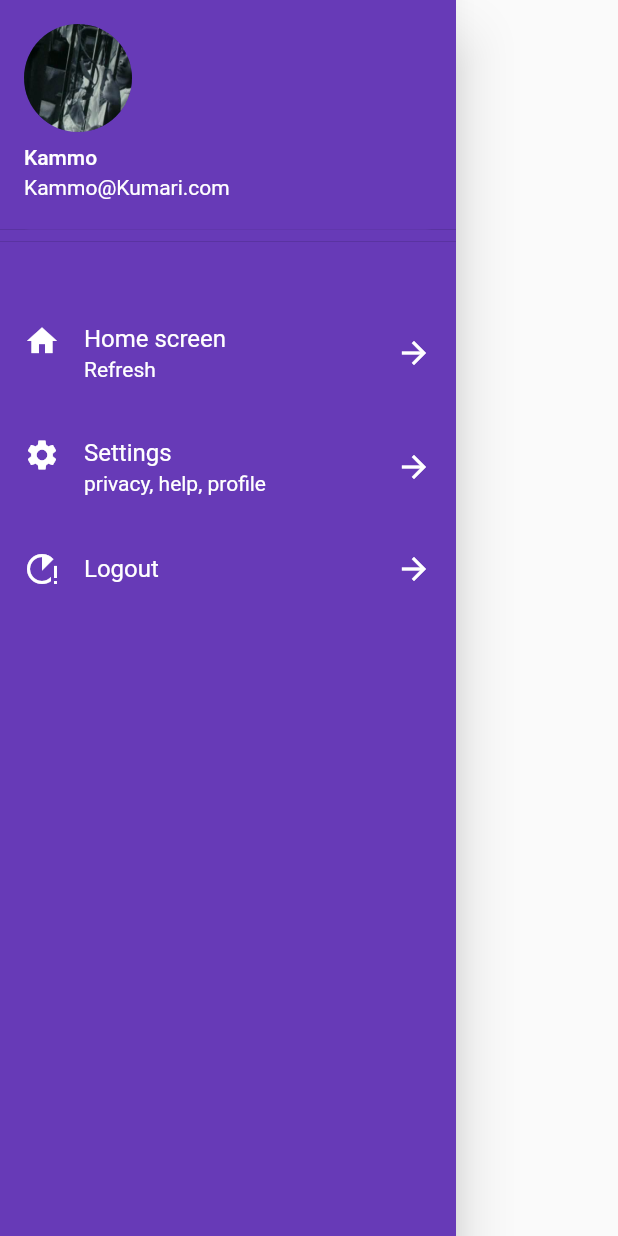
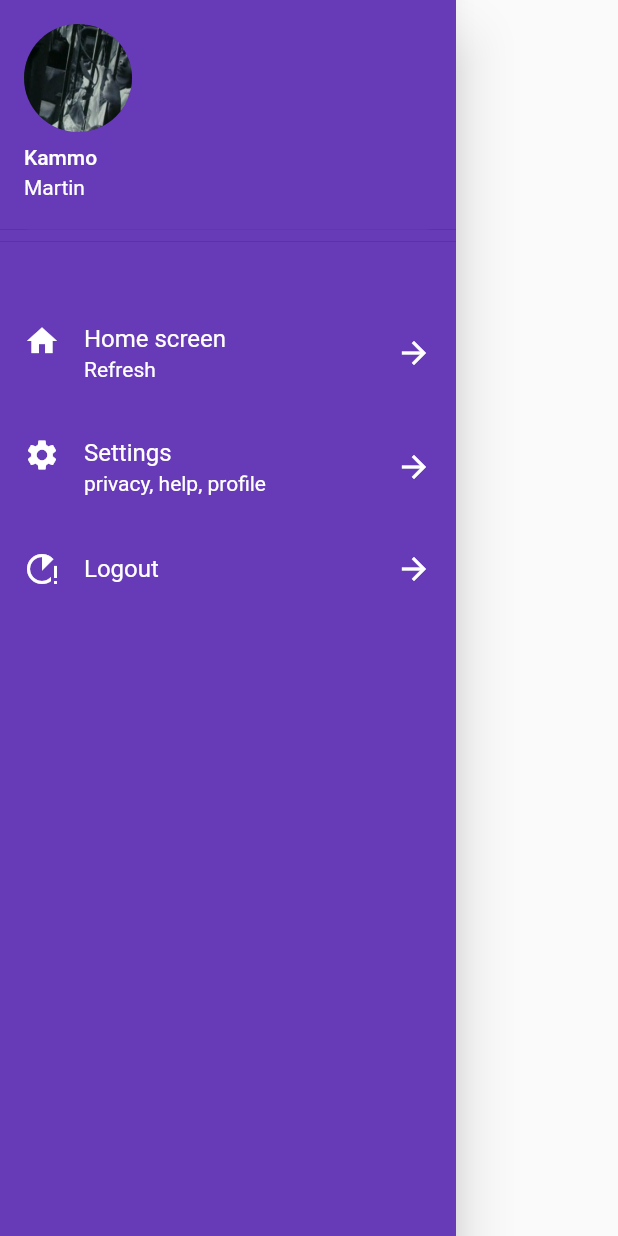
Before and after one commit to gaurav977bro/FlutterCatalogApp, a Flutter app: the MyDrawer widget shown alone on an empty page, opened directly, on a phone screen of 412 x 824 dp. Run offline on Flutter 3.47's test engine with Material 2 defaults, Android fonts, the phone set to English and light mode, and no system bars; network calls fail.

```diff
--- a/myapp/lib/widgets/BarTheme.dart
+++ b/myapp/lib/widgets/BarTheme.dart
@@ -4,9 +4,10 @@ class MyTheme {
   static ThemeData lightTheme(BuildContext context) => ThemeData(
       primarySwatch: Colors.deepPurple,
       appBarTheme: AppBarTheme(
-        iconTheme: IconThemeData(color: Colors.black),
-        backgroundColor: Colors.white,
-        elevation: 0.0,
-        textTheme: Theme.of(context).textTheme,
-      ));
+        iconTheme: IconThemeData(color: Colors.white),
+
+        elevation: 5.0,
+
+      ),
+      );
 }
--- a/myapp/lib/widgets/Drawer.dart
+++ b/myapp/lib/widgets/Drawer.dart
@@ -8,6 +8,7 @@ void main() {
 }
 
 class MyDrawer extends StatelessWidget {
+
   @override
   Widget build(BuildContext context) {
     return Drawer(
@@ -22,7 +23,7 @@ class MyDrawer extends StatelessWidget {
                     borderRadius: BorderRadius.circular(20),
                     color: Colors.deepPurple,
                   ),
-                  accountEmail: Text("Kammo@Kumari.com"),
+                  accountEmail: Text("Martin"),
                   accountName: Text("Kammo"),
                   currentAccountPicture: CircleAvatar(
                       minRadius: 10.0,
```
Also changed, not shown: myapp/lib/models/catalog.dart (+28 -19 lines), myapp/lib/screens/HomePage.dart (+10 -1 lines), myapp/lib/widgets/Item_widgets.dart (added, +30 -0 lines).
